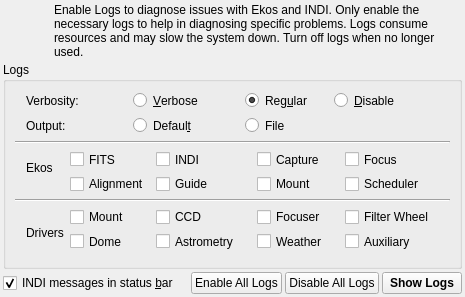
Old version of the form kstars/ekos/auxiliary/opslogs.ui in the repository KDE/kstars.
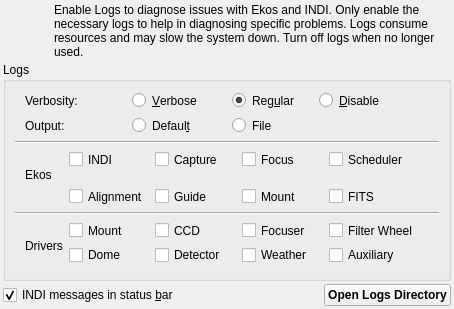
New version of the form. Icons and pictures are not drawn.

Commit message: Adding log manager for Ekos + INDI to handle logs from drivers. Needs more testing

```diff
--- a/kstars/ekos/auxiliary/opslogs.ui
+++ b/kstars/ekos/auxiliary/opslogs.ui
@@ -6,7 +6,7 @@
    <rect>
     <x>0</x>
     <y>0</y>
-    <width>465</width>
+    <width>454</width>
     <height>261</height>
    </rect>
   </property>
@@ -71,17 +71,48 @@
       <string>Logs</string>
      </property>
      <layout class="QGridLayout" name="gridLayout">
-      <item row="4" column="9" colspan="3">
-       <widget class="QCheckBox" name="kcfg_FocusLogging">
+      <item row="1" column="1" colspan="2">
+       <widget class="QLabel" name="label_5">
+        <property name="text">
+         <string>Output:</string>
+        </property>
+       </widget>
+      </item>
+      <item row="10" column="5" colspan="2">
+       <widget class="QCheckBox" name="kcfg_INDICCDLogging">
+        <property name="text">
+         <string>CCD</string>
+        </property>
+       </widget>
+      </item>
+      <item row="7" column="5" colspan="2">
+       <widget class="QCheckBox" name="kcfg_GuideLogging">
         <property name="toolTip">
          <string>Log Ekos Focus module activity</string>
         </property>
         <property name="text">
-         <string>Focus</string>
+         <string>Guide</string>
         </property>
        </widget>
       </item>
-      <item row="5" column="7" colspan="2">
+      <item row="11" column="9">
+       <widget class="QCheckBox" name="kcfg_INDIAuxiliaryLogging">
+        <property name="text">
+         <string>Auxiliary</string>
+        </property>
+       </widget>
+      </item>
+      <item row="1" column="6" colspan="2">
+       <widget class="QRadioButton" name="kcfg_LogToFile">
+        <property name="toolTip">
+         <string>Log output to log file</string>
+        </property>
+        <property name="text">
+         <string>File</string>
+        </property>
+       </widget>
+      </item>
+      <item row="7" column="7" colspan="2">
        <widget class="QCheckBox" name="kcfg_MountLogging">
         <property name="toolTip">
          <string>Log Ekos Mount module activity</string>
@@ -91,6 +122,16 @@
         </property>
        </widget>
       </item>
+      <item row="3" column="1" rowspan="5">
+       <widget class="QLabel" name="label_6">
+        <property name="toolTip">
+         <string>Have problem with Ekos? Turn on logging for Ekos modules that exhibit issues.</string>
+        </property>
+        <property name="text">
+         <string>Ekos</string>
+        </property>
+       </widget>
+      </item>
       <item row="1" column="3" colspan="3">
        <widget class="QRadioButton" name="kcfg_LogToDefault">
         <property name="toolTip">
@@ -104,6 +145,57 @@
         </property>
        </widget>
       </item>
+      <item row="7" column="2" colspan="3">
+       <widget class="QCheckBox" name="kcfg_AlignmentLogging">
+        <property name="toolTip">
+         <string>Log Ekos Alignment module activity</string>
+        </property>
+        <property name="text">
+         <string>Alignment</string>
+        </property>
+       </widget>
+      </item>
+      <item row="8" column="0" colspan="13">
+       <widget class="Line" name="line_3">
+        <property name="orientation">
+         <enum>Qt::Horizontal</enum>
+        </property>
+       </widget>
+      </item>
+      <item row="10" column="9" colspan="3">
+       <widget class="QCheckBox" name="kcfg_INDIFilterWheelLogging">
+        <property name="text">
+         <string>Filter Wheel</string>
+        </property>
+       </widget>
+      </item>
+      <item row="0" column="3" colspan="3">
+       <widget class="QRadioButton" name="kcfg_VerboseLogging">
+        <property name="toolTip">
+         <string>Enable verbose debug output</string>
+        </property>
+        <property name="text">
+         <string>&amp;Verbose</string>
+        </property>
+        <attribute name="buttonGroup">
+         <string notr="true">verbosityButtonGroup</string>
+        </attribute>
+       </widget>
+      </item>
+      <item row="2" column="0" rowspan="2" colspan="13">
+       <widget class="Line" name="line">
+        <property name="orientation">
+         <enum>Qt::Horizontal</enum>
+        </property>
+       </widget>
+      </item>
+      <item row="10" column="2" colspan="2">
+       <widget class="QCheckBox" name="kcfg_INDIMountLogging">
+        <property name="text">
+         <string>Mount</string>
+        </property>
+       </widget>
+      </item>
       <item row="0" column="6" colspan="2">
        <widget class="QRadioButton" name="kcfg_RegularLogging">
         <property name="toolTip">
@@ -120,57 +212,21 @@
         </attribute>
        </widget>
       </item>
-      <item row="5" column="2" colspan="3">
-       <widget class="QCheckBox" name="kcfg_AlignmentLogging">
-        <property name="toolTip">
-         <string>Log Ekos Alignment module activity</string>
-        </property>
+      <item row="0" column="1" colspan="2">
+       <widget class="QLabel" name="label_4">
         <property name="text">
-         <string>Alignment</string>
+         <string>Verbosity:</string>
         </property>
        </widget>
       </item>
-      <item row="5" column="5" colspan="2">
-       <widget class="QCheckBox" name="kcfg_GuideLogging">
-        <property name="toolTip">
-         <string>Log Ekos Guide module activity</string>
-        </property>
+      <item row="11" column="7">
+       <widget class="QCheckBox" name="kcfg_INDIWeatherLogging">
         <property name="text">
-         <string>Guide</string>
+         <string>Weather</string>
         </property>
        </widget>
       </item>
-      <item row="8" column="2" colspan="2">
-       <widget class="QCheckBox" name="kcfg_INDIMountLogging">
-        <property name="toolTip">
-         <string>Log FITS processing activity</string>
-        </property>
-        <property name="text">
-         <string>Mount</string>
-        </property>
-       </widget>
-      </item>
-      <item row="8" column="7" colspan="2">
-       <widget class="QCheckBox" name="kcfg_INDIFocuserLogging">
-        <property name="toolTip">
-         <string>Log Ekos Capture module activity</string>
-        </property>
-        <property name="text">
-         <string>Focuser</string>
-        </property>
-       </widget>
-      </item>
-      <item row="8" column="5" colspan="2">
-       <widget class="QCheckBox" name="kcfg_INDICCDLogging">
-        <property name="toolTip">
-         <string>Log INDI devices activity</string>
-        </property>
-        <property name="text">
-         <string>CCD</string>
-        </property>
-       </widget>
-      </item>
-      <item row="8" column="1" rowspan="3">
+      <item row="10" column="1" rowspan="3">
        <widget class="QLabel" name="label_9">
         <property name="toolTip">
          <string>Have problems with INDI drivers? Turn on logging for drivers that exhibit issues.</string>
@@ -180,46 +236,30 @@
         </property>
        </widget>
       </item>
-      <item row="0" column="3" colspan="3">
-       <widget class="QRadioButton" name="kcfg_VerboseLogging">
-        <property name="toolTip">
-         <string>Enable verbose debug output</string>
-        </property>
+      <item row="10" column="7" colspan="2">
+       <widget class="QCheckBox" name="kcfg_INDIFocuserLogging">
         <property name="text">
-         <string>&amp;Verbose</string>
+         <string>Focuser</string>
         </property>
         <attribute name="buttonGroup">
          <string notr="true">verbosityButtonGroup</string>
         </attribute>
        </widget>
       </item>
-      <item row="1" column="6" colspan="2">
-       <widget class="QRadioButton" name="kcfg_LogToFile">
+      <item row="4" column="2">
+       <widget class="QCheckBox" name="kcfg_INDILogging">
         <property name="toolTip">
          <string>Log output to log file</string>
         </property>
         <property name="text">
-         <string>File</string>
+         <string>INDI</string>
         </property>
        </widget>
       </item>
-      <item row="4" column="7" colspan="2">
-       <widget class="QCheckBox" name="kcfg_CaptureLogging">
-        <property name="toolTip">
-         <string>Log Ekos Capture module activity</string>
-        </property>
+      <item row="11" column="2">
+       <widget class="QCheckBox" name="kcfg_INDIDomeLogging">
         <property name="text">
-         <string>Capture</string>
-        </property>
-       </widget>
-      </item>
-      <item row="3" column="1" rowspan="3">
-       <widget class="QLabel" name="label_6">
-        <property name="toolTip">
-         <string>Have problem with Ekos? Turn on logging for Ekos modules that exhibit issues.</string>
-        </property>
-        <property name="text">
-         <string>Ekos</string>
+         <string>Dome</string>
         </property>
        </widget>
       </item>
@@ -239,44 +279,34 @@
         </attribute>
        </widget>
       </item>
-      <item row="8" column="9" colspan="3">
-       <widget class="QCheckBox" name="kcfg_INDIFilterWheelLogging">
+      <item row="11" column="5">
+       <widget class="QCheckBox" name="kcfg_INDIAstrometryLogging">
+        <property name="text">
+         <string>Detector</string>
+        </property>
+       </widget>
+      </item>
+      <item row="4" column="5">
+       <widget class="QCheckBox" name="kcfg_CaptureLogging">
+        <property name="toolTip">
+         <string>Log Ekos Capture module activity</string>
+        </property>
+        <property name="text">
+         <string>Capture</string>
+        </property>
+       </widget>
+      </item>
+      <item row="4" column="7">
+       <widget class="QCheckBox" name="kcfg_FocusLogging">
         <property name="toolTip">
          <string>Log Ekos Focus module activity</string>
         </property>
         <property name="text">
-         <string>Filter Wheel</string>
+         <string>Focus</string>
         </property>
        </widget>
       </item>
-      <item row="6" column="0" colspan="13">
-       <widget class="Line" name="line_3">
-        <property name="orientation">
-         <enum>Qt::Horizontal</enum>
-        </property>
-       </widget>
-      </item>
-      <item row="4" column="2" colspan="2">
-       <widget class="QCheckBox" name="kcfg_FITSLogging">
-        <property name="toolTip">
-         <string>Log FITS processing activity</string>
-        </property>
-        <property name="text">
-         <string>FITS</string>
-        </property>
-       </widget>
-      </item>
-      <item row="4" column="5" colspan="2">
-       <widget class="QCheckBox" name="kcfg_INDILogging">
-        <property name="toolTip">
-         <string>Log INDI devices activity</string>
-        </property>
-        <property name="text">
-         <string>INDI</string>
-        </property>
-       </widget>
-      </item>
-      <item row="5" column="9" colspan="3">
+      <item row="4" column="9">
        <widget class="QCheckBox" name="kcfg_SchedulerLogging">
         <property name="toolTip">
          <string>Log Ekos Scheduler module activity</string>
@@ -286,64 +316,13 @@
         </property>
        </widget>
       </item>
-      <item row="2" column="0" rowspan="2" colspan="13">
-       <widget class="Line" name="line">
-        <property name="orientation">
-         <enum>Qt::Horizontal</enum>
-        </property>
-       </widget>
-      </item>
-      <item row="9" column="9">
-       <widget class="QCheckBox" name="kcfg_INDIAuxiliaryLogging">
+      <item row="7" column="9">
+       <widget class="QCheckBox" name="kcfg_FITSLogging">
         <property name="toolTip">
          <string>Log Ekos Scheduler module activity</string>
         </property>
         <property name="text">
-         <string>Auxiliary</string>
-        </property>
-       </widget>
-      </item>
-      <item row="9" column="7">
-       <widget class="QCheckBox" name="kcfg_INDIWeatherLogging">
-        <property name="toolTip">
-         <string>Log Ekos Mount module activity</string>
-        </property>
-        <property name="text">
-         <string>Weather</string>
-        </property>
-       </widget>
-      </item>
-      <item row="9" column="5">
-       <widget class="QCheckBox" name="kcfg_INDIAstrometryLogging">
-        <property name="toolTip">
-         <string>Log Ekos Guide module activity</string>
-        </property>
-        <property name="text">
-         <string>Astrometry</string>
-        </property>
-       </widget>
-      </item>
-      <item row="9" column="2">
-       <widget class="QCheckBox" name="kcfg_INDIDomeLogging">
-        <property name="toolTip">
-         <string>Log Ekos Alignment module activity</string>
-        </property>
-        <property name="text">
-         <string>Dome</string>
-        </property>
-       </widget>
-      </item>
-      <item row="1" column="1" colspan="2">
-       <widget class="QLabel" name="label_5">
-        <property name="text">
-         <string>Output:</string>
-        </property>
-       </widget>
-      </item>
-      <item row="0" column="1" colspan="2">
-       <widget class="QLabel" name="label_4">
-        <property name="text">
-         <string>Verbosity:</string>
+         <string>FITS</string>
         </property>
        </widget>
       </item>
@@ -384,27 +363,13 @@
        </property>
       </spacer>
      </item>
-     <item>
-      <widget class="QPushButton" name="pushButton">
-       <property name="text">
-        <string>Enable All Logs</string>
-       </property>
-      </widget>
-     </item>
-     <item>
-      <widget class="QPushButton" name="pushButton_2">
-       <property name="text">
-        <string>Disable All Logs</string>
-       </property>
-      </widget>
-     </item>
      <item>
       <widget class="QPushButton" name="showLogsB">
        <property name="styleSheet">
         <string notr="true">font-weight:bold;</string>
        </property>
        <property name="text">
-        <string>Show Logs</string>
+        <string>Open Logs Directory</string>
        </property>
       </widget>
      </item>
```
Left out of the diff: 19 changed lines with no effect on the pictures. The commit also changes 8 other files.
